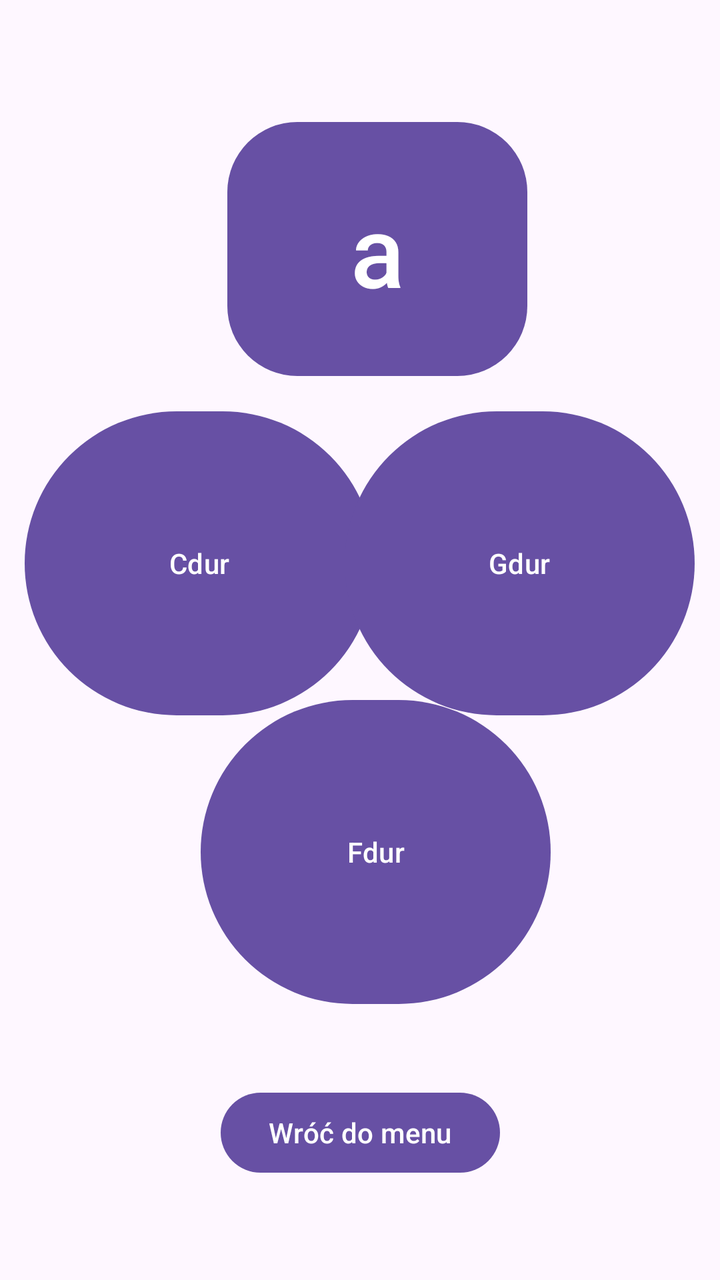
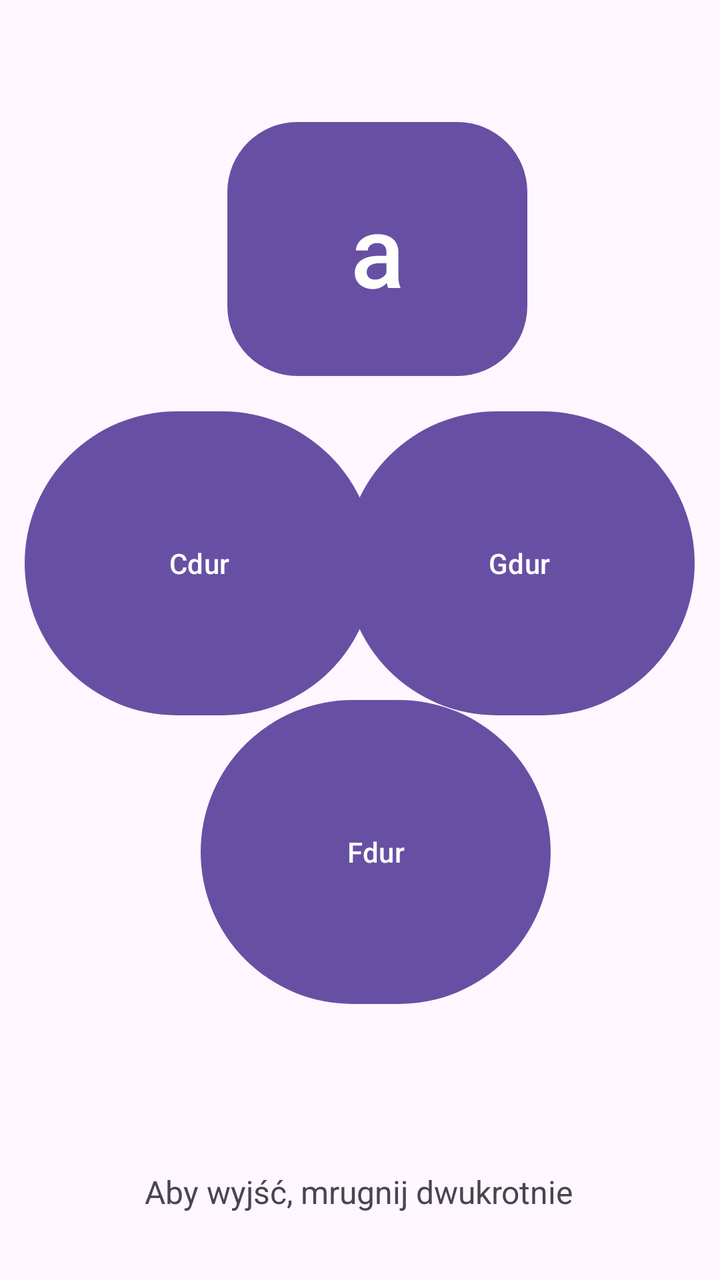

An Android layout rendered at two revisions. The XML below is the earlier revision; the diff shows what the commit changed to produce the second picture.
<!-- AndroidManifest.xml: application theme Theme.MyApplication -->
<!-- res/layout/activity_play.xml -->
<?xml version="1.0" encoding="utf-8"?>
<androidx.constraintlayout.widget.ConstraintLayout xmlns:android="http://schemas.android.com/apk/res/android"
    xmlns:app="http://schemas.android.com/apk/res-auto"
    xmlns:tools="http://schemas.android.com/tools"
    android:layout_width="match_parent"
    android:layout_height="match_parent">

    <Button
        android:id="@+id/AmolBtn"
        android:layout_width="150dp"
        android:layout_height="135dp"
        android:text="a"
        android:textSize="50sp"
        app:cornerRadius="35dp"
        app:layout_constraintBottom_toBottomOf="parent"
        app:layout_constraintEnd_toEndOf="parent"
        app:layout_constraintHorizontal_bias="0.542"
        app:layout_constraintStart_toStartOf="parent"
        app:layout_constraintTop_toTopOf="parent"
        app:layout_constraintVertical_bias="0.113" />

    <Button
        android:id="@+id/CdurBtn"
        android:layout_width="175dp"
        android:layout_height="160dp"
        android:text="Cdur"
        app:layout_constraintBottom_toBottomOf="parent"
        app:layout_constraintEnd_toEndOf="parent"
        app:layout_constraintHorizontal_bias="0.067"
        app:layout_constraintStart_toStartOf="parent"
        app:layout_constraintTop_toTopOf="parent"
        app:layout_constraintVertical_bias="0.42" />

    <Button
        android:id="@+id/GdurBtn"
        android:layout_width="175dp"
        android:layout_height="160dp"
        android:text="Gdur"
        app:layout_constraintBottom_toBottomOf="parent"
        app:layout_constraintEnd_toEndOf="parent"
        app:layout_constraintHorizontal_bias="0.932"
        app:layout_constraintStart_toStartOf="parent"
        app:layout_constraintTop_toTopOf="parent"
        app:layout_constraintVertical_bias="0.42" />

    <Button
        android:id="@+id/FdurBtn"
        android:layout_width="175dp"
        android:layout_height="160dp"
        android:text="Fdur"
        app:layout_constraintBottom_toBottomOf="parent"
        app:layout_constraintEnd_toEndOf="parent"
        app:layout_constraintHorizontal_bias="0.542"
        app:layout_constraintStart_toStartOf="parent"
        app:layout_constraintTop_toTopOf="parent"
        app:layout_constraintVertical_bias="0.721" />

    <Button
        android:id="@+id/backBtn"
        android:layout_width="wrap_content"
        android:layout_height="wrap_content"
        android:layout_marginTop="336dp"
        android:text="Wróć do menu"
        app:layout_constraintBottom_toBottomOf="parent"
        app:layout_constraintEnd_toEndOf="parent"
        app:layout_constraintStart_toStartOf="parent"
        app:layout_constraintTop_toTopOf="parent"
        app:layout_constraintVertical_bias="0.806" />


</androidx.constraintlayout.widget.ConstraintLayout>
<!-- resources referenced by this layout -->
<resources>
  <style name="Theme.MyApplication" parent="Base.Theme.MyApplication" />
  <style name="Base.Theme.MyApplication" parent="Theme.Material3.DayNight.NoActionBar">
          
          
      </style>
</resources>

<!-- the commit's change to res/layout/activity_play.xml (unified diff, before → after) -->
@@ -55,17 +55,19 @@
         app:layout_constraintTop_toTopOf="parent"
         app:layout_constraintVertical_bias="0.721" />
 
-    <Button
-        android:id="@+id/backBtn"
+    <TextView
+        android:id="@+id/exitHintText"
         android:layout_width="wrap_content"
         android:layout_height="wrap_content"
-        android:layout_marginTop="336dp"
-        android:text="Wróć do menu"
+        android:gravity="center"
+        android:text="Aby wyjść, mrugnij dwukrotnie"
+        android:textSize="16sp"
         app:layout_constraintBottom_toBottomOf="parent"
         app:layout_constraintEnd_toEndOf="parent"
+        app:layout_constraintHorizontal_bias="0.497"
         app:layout_constraintStart_toStartOf="parent"
         app:layout_constraintTop_toTopOf="parent"
-        app:layout_constraintVertical_bias="0.806" />
+        app:layout_constraintVertical_bias="0.946" />
 
 
 </androidx.constraintlayout.widget.ConstraintLayout>
